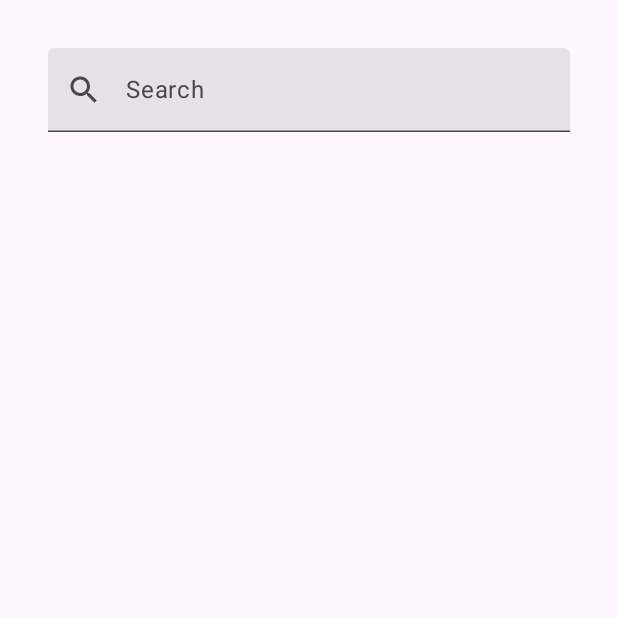
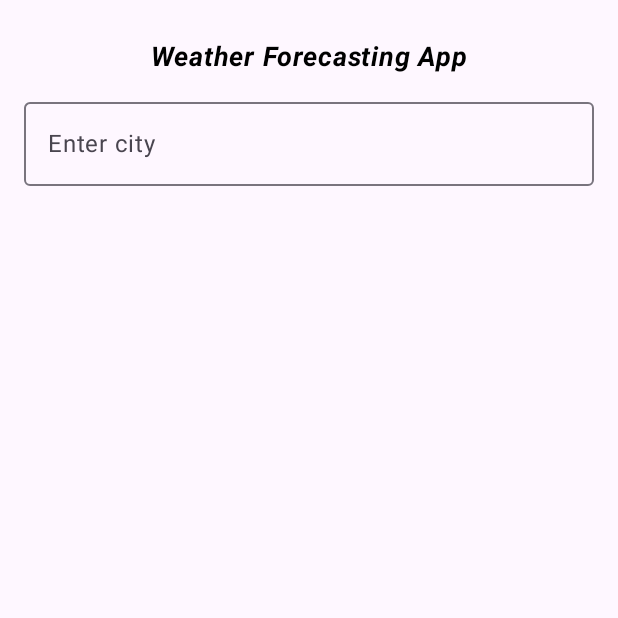
Before and after one commit to ahmedezz92/MyWeather-App, an Android app built with Jetpack Compose: the SearchScreen screen opened through its navigation route, on a phone screen of 412 x 824 dp, the top half of it. Run offline under Robolectric (Android 15) with nearby library versions, the phone set to English and light mode, and no system bars; our stand-ins replace Dagger/Hilt's generated code.

Commit message:
-added the weather description

```diff
--- a/app/src/main/java/com/example/myweatherapp/presentation/ui/components/SearchScreen.kt
+++ b/app/src/main/java/com/example/myweatherapp/presentation/ui/components/SearchScreen.kt
@@ -1,28 +1,42 @@
 package com.example.myweatherapp.presentation.ui.components
 
+import androidx.compose.foundation.layout.Box
 import androidx.compose.foundation.layout.Column
 import androidx.compose.foundation.layout.fillMaxSize
+import androidx.compose.foundation.layout.fillMaxWidth
 import androidx.compose.foundation.layout.padding
+import androidx.compose.foundation.layout.wrapContentSize
+import androidx.compose.material3.Text
 import androidx.compose.runtime.Composable
 import androidx.compose.runtime.LaunchedEffect
 import androidx.compose.runtime.collectAsState
 import androidx.compose.runtime.getValue
-import androidx.compose.runtime.mutableStateOf
-import androidx.compose.runtime.remember
-import androidx.compose.runtime.setValue
+import androidx.compose.runtime.rememberCoroutineScope
+import androidx.compose.ui.Alignment
 import androidx.compose.ui.Modifier
+import androidx.compose.ui.graphics.Color
+import androidx.compose.ui.res.stringResource
+import androidx.compose.ui.text.font.FontStyle
+import androidx.compose.ui.text.font.FontWeight
 import androidx.compose.ui.unit.dp
+import androidx.compose.ui.unit.sp
 import androidx.navigation.NavHostController
+import com.example.myweatherapp.R
 import com.example.myweatherapp.presentation.ui.screens.WeatherViewModel
+import kotlinx.coroutines.CoroutineScope
+import kotlinx.coroutines.Dispatchers
+import kotlinx.coroutines.flow.collect
+import kotlinx.coroutines.launch
 
 @Composable
 fun SearchScreen(
     weatherViewModel: WeatherViewModel,
     navController: NavHostController,
 ) {
-    var query by remember { mutableStateOf("") }
     val isLoading by weatherViewModel.isLoading.collectAsState()
     val isError by weatherViewModel.errorCode.collectAsState()
+
+    val weatherState by weatherViewModel.currentCityWeather.collectAsState()
 
     isLoading.takeIf { it }?.let {
         LoadingState()
@@ -36,19 +50,35 @@ fun SearchScreen(
             .fillMaxSize()
             .padding(16.dp)
     ) {
-        SearchTextField(query = query,
-            onSearch = {userInput ->
-                query = userInput
-                weatherViewModel.onQueryChanged(query)
+        Box(
+            modifier = Modifier
+                .fillMaxWidth()
+                .wrapContentSize(Alignment.Center)
+                .padding(10.dp)
+        ) {
+            Text(
+                text = stringResource(id = R.string.label_title),
+                fontSize = 18.sp,
+                fontWeight = FontWeight.Bold,
+                color = Color.Black,
+                fontStyle = FontStyle.Italic,
+            )
+        }
+        SearchBar(
+            onSearch = { city ->
+                CoroutineScope(Dispatchers.IO).launch {
+                    weatherViewModel.getCityCurrentWeather(city).collect { state ->
+                        weatherViewModel.handleStateCityCurrentWeather(state)
+                    }
+                }
+
             }
         )
-    }
 
-    if (query.isNotEmpty()) {
-        LaunchedEffect(Unit) {
-                weatherViewModel.getCityCurrentWeather(query).collect { state ->
-                    weatherViewModel.handleStateCityCurrentWeather(state)
-            }
+        weatherState?.let {
+            WeatherRow(weather = it, onCityClick = { cityName ->
+                navController.navigate("cityWeatherForecast/$cityName")
+            })
         }
 
     }
--- a/app/src/main/java/com/example/myweatherapp/presentation/ui/components/SearchTextField.kt
+++ b/app/src/main/java/com/example/myweatherapp/presentation/ui/components/SearchTextField.kt
@@ -7,44 +7,34 @@ import androidx.compose.foundation.text.KeyboardOptions
 import androidx.compose.material.icons.Icons
 import androidx.compose.material.icons.filled.Search
 import androidx.compose.material3.Icon
+import androidx.compose.material3.OutlinedTextField
 import androidx.compose.material3.Text
 import androidx.compose.material3.TextField
 import androidx.compose.runtime.Composable
 import androidx.compose.runtime.getValue
 import androidx.compose.runtime.mutableStateOf
 import androidx.compose.runtime.remember
+import androidx.compose.runtime.rememberCoroutineScope
 import androidx.compose.runtime.setValue
 import androidx.compose.ui.Modifier
 import androidx.compose.ui.text.input.ImeAction
 import androidx.compose.ui.unit.dp
+import kotlinx.coroutines.launch
 
 @Composable
-fun SearchTextField(
-    query: String,
-    onSearch: (String) -> Unit) {
-    var userInput by remember { mutableStateOf(query) } // Local state to handle user input
+fun SearchBar(onSearch: (String) -> Unit) {
+    var city by remember { mutableStateOf("") }
 
-    TextField(
-        value = userInput,
-        onValueChange = { newValue -> userInput = newValue }, // Update the input but don't trigger search
-        placeholder = { Text("Search") },
-        leadingIcon = {
-            Icon(
-                imageVector = Icons.Default.Search,
-                contentDescription = "Search Icon"
-            )
-        },
-        keyboardOptions = KeyboardOptions(
-            imeAction = ImeAction.Search
-        ),
+    OutlinedTextField(
+        value = city,
+        onValueChange = { city = it },
+        label = { Text("Enter city") },
+        modifier = Modifier.fillMaxWidth(),
+        keyboardOptions = KeyboardOptions(imeAction = ImeAction.Search),
         keyboardActions = KeyboardActions(
             onSearch = {
-                onSearch(userInput) // Trigger search when the search action is pressed
+                onSearch(city)
             }
-        ),
-        singleLine = true,
-        modifier = Modifier
-            .fillMaxWidth()
-            .padding(16.dp)
+        )
     )
 }
--- a/app/src/main/java/com/example/myweatherapp/presentation/ui/screens/WeatherApp.kt
+++ b/app/src/main/java/com/example/myweatherapp/presentation/ui/screens/WeatherApp.kt
@@ -21,7 +21,6 @@ import com.example.myweatherapp.presentation.ui.components.SearchScreen
 @Preview
 @Composable
 fun WeatherApp(weatherViewModel: WeatherViewModel = hiltViewModel()) {
-    val query by weatherViewModel.query.collectAsState()
     val navController = rememberNavController()
 
     Scaffold(
@@ -38,10 +37,10 @@ fun WeatherApp(weatherViewModel: WeatherViewModel = hiltViewModel()) {
                 )
             }
             composable(
-                route = "movieDetails/{movieId}",
-                arguments = listOf(navArgument("movieId") { type = NavType.IntType })
+                route = "cityWeatherForecast/{cityName}",
+                arguments = listOf(navArgument("cityName") { type = NavType.StringType })
             ) { backStackEntry ->
-                val movieId = backStackEntry.arguments?.getInt("movieId") ?: return@composable
+                val movieId = backStackEntry.arguments?.getInt("cityName") ?: return@composable
                 MovieDetailsScreen(
                     weatherViewModel = weatherViewModel,
                     movieId = movieId,
--- a/app/src/main/res/values/strings.xml
+++ b/app/src/main/res/values/strings.xml
@@ -2,4 +2,5 @@
     <string name="app_name">MyWeather App</string>
     <string name="label_unknown_error">Unknown error occurred</string>
     <string name="label_no_internet_connection">No Internet connection</string>
+    <string name="label_title">Weather Forecasting App</string>
 </resources>
```
Also changed, not shown: app/src/main/java/com/example/myweatherapp/presentation/ui/components/WeatherInfoItem.kt (added, +31 -0 lines), app/src/main/java/com/example/myweatherapp/presentation/ui/components/WeatherRow.kt (added, +131 -0 lines), app/src/main/java/com/example/myweatherapp/presentation/ui/screens/WeatherViewModel.kt (+30 -46 lines).
